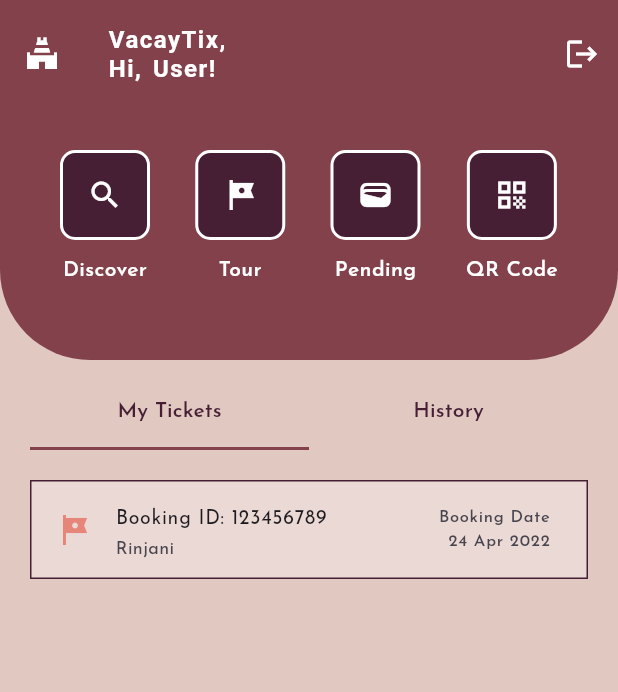
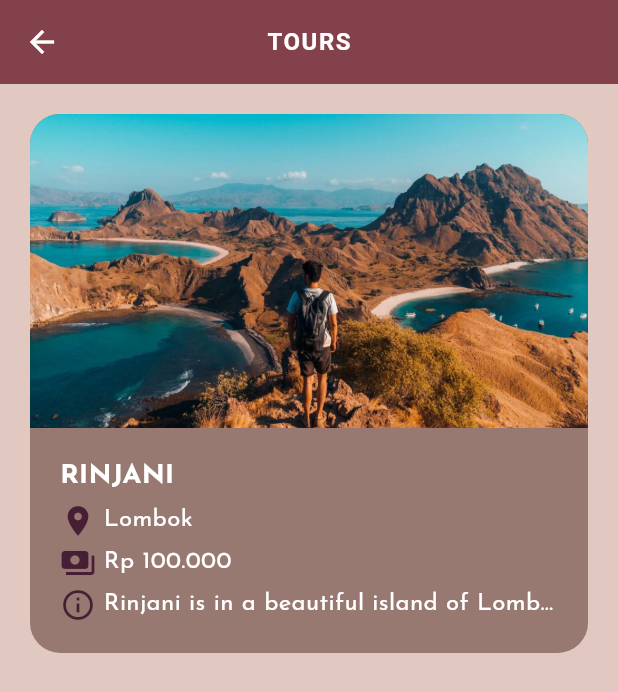
Before and after one commit to memoowi/vacay-tix-app, a Flutter app: the screen it shows after launch, after a tap on "Tour", on a phone screen of 412 x 824 dp. Shown: the top 692 px of the screen. Run offline on Flutter 3.47's test engine with Material 3 defaults, Android fonts, the phone set to English and light mode, and no system bars; our stand-ins replace qr_flutter.

Commit message:
feat: some new UI and qr aswell

```diff
--- a/lib/main.dart
+++ b/lib/main.dart
@@ -1,7 +1,13 @@
 import 'package:flutter/material.dart';
 import 'package:vacay_tix/screen/auth/login_screen.dart';
 import 'package:vacay_tix/screen/auth/register_screen.dart';
+import 'package:vacay_tix/screen/discover_screen.dart';
 import 'package:vacay_tix/screen/home_screen.dart';
+import 'package:vacay_tix/screen/pending_screen.dart';
+import 'package:vacay_tix/screen/qr_code_screen.dart';
+import 'package:vacay_tix/screen/qr_code_view_screen.dart';
+import 'package:vacay_tix/screen/ticket_details_screen.dart';
+import 'package:vacay_tix/screen/tours_screen.dart';
 import 'package:vacay_tix/utils/custom_colors.dart';
 
 void main() {
@@ -35,6 +41,12 @@
         '/login': (context) => LoginScreen(),
         '/register': (context) => RegisterScreen(),
         '/home': (context) => HomeScreen(),
+        '/discover': (context) => DiscoverScreen(),
+        '/tours': (context) => ToursScreen(),
+        '/pending': (context) => PendingScreen(),
+        '/qr_code': (context) => QRCodeScreen(),
+        '/details': (context) => TicketDetailsScreen(),
+        '/qr_code_view': (context) => QRCodeViewScreen(),
       },
       home: HomeScreen(),
     );
--- a/lib/screen/home_pages/history_page.dart
+++ b/lib/screen/home_pages/history_page.dart
@@ -19,7 +19,8 @@ class HistoryPage extends StatelessWidget {
             tileColor: CustomColors.white.withOpacity(0.3),
             splashColor: CustomColors.eggshell,
             dense: true,
-            leading: Icon(Icons.outlined_flag_sharp, color: CustomColors.coral),
+            leading: Icon(Icons.confirmation_num_outlined,
+                color: CustomColors.coral),
             title: Text(
               'Booking ID: 123456789',
             ),
--- a/lib/screen/home_pages/my_ticket_page.dart
+++ b/lib/screen/home_pages/my_ticket_page.dart
@@ -18,7 +18,7 @@ class MyTicketsPage extends StatelessWidget {
             tileColor: CustomColors.white.withOpacity(0.3),
             splashColor: CustomColors.eggshell,
             dense: true,
-            leading: Icon(Icons.tour, color: CustomColors.coral),
+            leading: Icon(Icons.confirmation_num, color: CustomColors.coral),
             title: Text(
               'Booking ID: 123456789',
             ),
--- /dev/null
+++ b/lib/screen/tours_screen.dart
@@ -0,0 +1,128 @@
+import 'package:flutter/material.dart';
+import 'package:flutter/widgets.dart';
+import 'package:vacay_tix/utils/custom_colors.dart';
+
+class ToursScreen extends StatelessWidget {
+  const ToursScreen({super.key});
+
+  @override
+  Widget build(BuildContext context) {
+    return Scaffold(
+      appBar: AppBar(
+        title: Text('Tours'.toUpperCase()),
+        centerTitle: true,
+      ),
+      body: SingleChildScrollView(
+        child: Container(
+          margin: EdgeInsets.all(20),
+          child: Column(
+            children: [
+              InkWell(
+                onTap: () {},
+                child: Container(
+                  decoration: BoxDecoration(
+                    color: CustomColors.chestnut,
+                    borderRadius: BorderRadius.circular(20),
+                  ),
+                  clipBehavior: Clip.antiAlias,
+                  child: Column(
+                    children: [
+                      AspectRatio(
+                        aspectRatio: 16 / 9,
+                        child: Image.asset(
+                          'assets/images/login.jpg',
+                          fit: BoxFit.cover,
+                        ),
+                      ),
+                      Container(
+                        padding: EdgeInsets.all(20),
+                        child: Column(
+                          crossAxisAlignment: CrossAxisAlignment.start,
+                          children: [
+                            Text(
+                              'Rinjani'.toUpperCase(),
+                              style: TextStyle(
+                                color: CustomColors.white,
+                                fontWeight: FontWeight.w700,
+                                fontSize: 18,
+                              ),
+                              maxLines: 1,
+                              overflow: TextOverflow.ellipsis,
+                            ),
+                            SizedBox(height: 4),
+                            Row(
+                              children: [
+                                Icon(
+                                  Icons.location_on,
+                                  color: CustomColors.mulberry,
+                                ),
+                                SizedBox(width: 5),
+                                Expanded(
+                                  child: Text(
+                                    'Lombok',
+                                    style: TextStyle(
+                                      color: CustomColors.white,
+                                      fontSize: 16,
+                                    ),
+                                    maxLines: 1,
+                                    overflow: TextOverflow.ellipsis,
+                                  ),
+                                ),
+                              ],
+                            ),
+                            SizedBox(height: 4),
+                            Row(
+                              children: [
+                                Icon(
+                                  Icons.payments,
+                                  color: CustomColors.mulberry,
+                                ),
+                                SizedBox(width: 5),
+                                Expanded(
+                                  child: Text(
+                                    'Rp 100.000',
+                                    style: TextStyle(
+                                      color: CustomColors.white,
+                                      fontSize: 16,
+                                    ),
+                                    maxLines: 1,
+                                    overflow: TextOverflow.ellipsis,
+                                  ),
+                                ),
+                              ],
+                            ),
+                            SizedBox(height: 4),
+                            Row(
+                              children: [
+                                Icon(
+                                  Icons.info_outlined,
+                                  color: CustomColors.mulberry,
+                                ),
+                                SizedBox(width: 5),
+                                Expanded(
+                                  child: Text(
+                                    'Rinjani is in a beautiful island of Lombok in Indonesia',
+                                    style: TextStyle(
+                                      color: CustomColors.white,
+                                      fontSize: 16,
+                                    ),
+                                    maxLines: 1,
+                                    overflow: TextOverflow.ellipsis,
+                                  ),
+                                ),
+                              ],
+                            ),
+                          ],
+                        ),
+                      ),
+                    ],
+                  ),
+                ),
+              ),
+            ],
+          ),
+        ),
+      ),
+    );
+  }
+}
--- a/pubspec.yaml
+++ b/pubspec.yaml
@@ -39,6 +39,7 @@ dependencies:
   shared_preferences: ^2.2.2
   flutter_bloc: ^8.1.4
   animated_snack_bar: ^0.4.0
+  qr_flutter: ^4.1.0
 
 dev_dependencies:
   flutter_test:
```
Also changed, not shown: lib/screen/discover_screen.dart (added, +125 -0 lines), lib/screen/home_pages/todo_section.dart (+12 -4 lines), lib/screen/pending_screen.dart (added, +64 -0 lines), lib/screen/qr_code_screen.dart (added, +78 -0 lines), lib/screen/qr_code_view_screen.dart (added, +38 -0 lines), lib/screen/ticket_details_screen.dart (added, +260 -0 lines), pubspec.lock.
